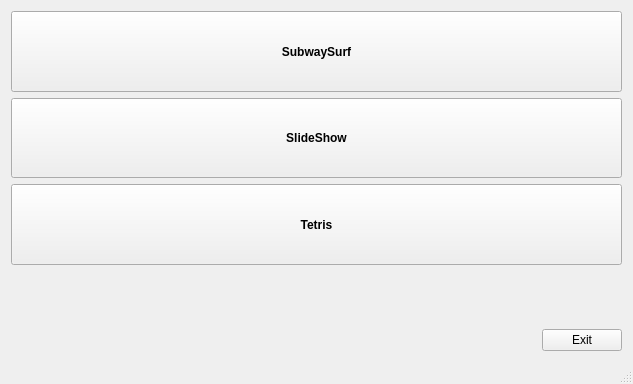
The window that GUI/mainwindow.ui (MATF-RS19/RS016-embedded-gesture-board) describes before a commit, drawn with Qt 5.
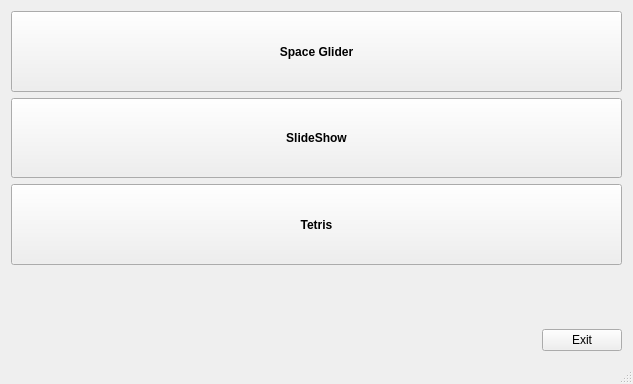
The same window after the commit.

Commit message: Dodat je Space Glider

Diff of the .ui file:
```diff
--- a/GUI/mainwindow.ui
+++ b/GUI/mainwindow.ui
@@ -58,7 +58,7 @@
        <bool>false</bool>
       </property>
       <property name="text">
-       <string>SubwaySurf</string>
+       <string>Space Glider</string>
       </property>
       <property name="autoDefault">
        <bool>false</bool>
```
Left out of the diff: 2 changed lines with no effect on the pictures. The commit also changes 12 other files.
